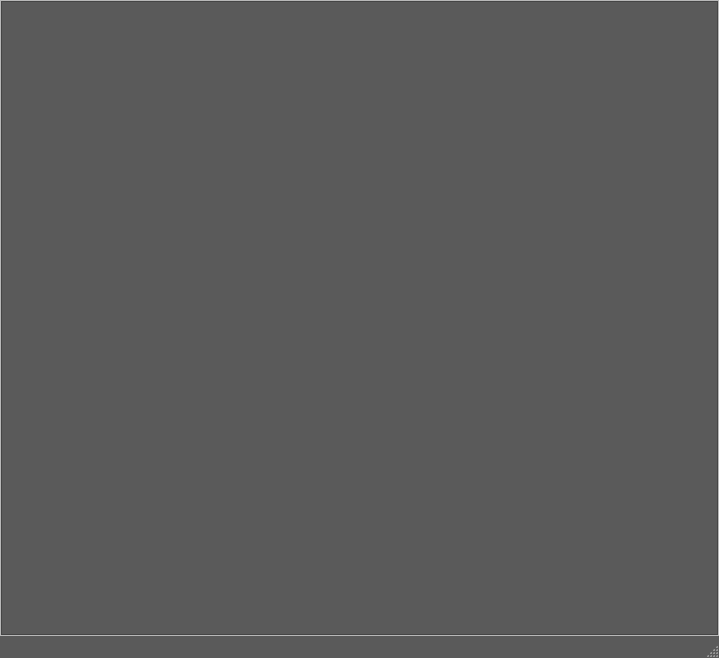
Before: the Qt Designer form mainwindow.ui in Gluzix/DataBase_Project, drawn with Qt 5.
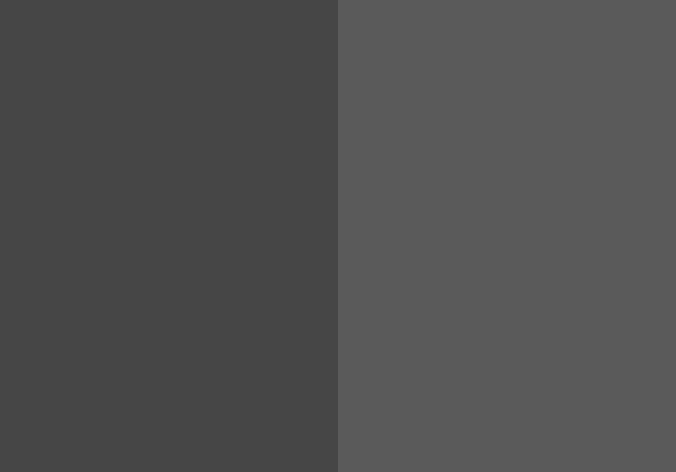
After: the same form once the commit is applied.

```diff
--- a/mainwindow.ui
+++ b/mainwindow.ui
@@ -6,8 +6,8 @@
    <rect>
     <x>0</x>
     <y>0</y>
-    <width>719</width>
-    <height>658</height>
+    <width>676</width>
+    <height>472</height>
    </rect>
   </property>
   <property name="windowTitle">
@@ -16,6 +16,87 @@
   <property name="styleSheet">
    <string notr="true">QMainWindow{
 background-color:rgb(90,90,90);
+}
+
+QScrollBar:vertical {
+     border: 0px;
+     background: rgb(90,90,90);
+     width: 15px;
+     margin: 0 0 0 0;
+ }
+ QScrollBar::handle:vertical {
+     background: gray;
+     min-height: 20px;
+	border-radius:7px;
+ }
+ QScrollBar::add-line:vertical {
+     border: 0px;
+     background: rgb(90,90,90);
+     height: 20px;
+     subcontrol-position: bottom;
+     subcontrol-origin: margin;
+ }
+
+ QScrollBar::sub-line:vertical {
+     border: 0px;
+     background: rgb(90,90,90);
+     height: 20px;
+     subcontrol-position: top;
+     subcontrol-origin: margin;
+ }
+ QScrollBar::up-arrow:vertical, QScrollBar::down-arrow:vertical {
+     border: 0px;
+     width: 0px;
+     height: 0px;
+     background: none;
+ }
+
+ QScrollBar::add-page:vertical, QScrollBar::sub-page:vertical {
+     background: none;
+ }
+
+
+
+
+
+QScrollBar:horizontal {
+     border: 0px;
+     background: rgb(90,90,90);
+     height: 15px;
+    margin: 0 0 0 0;
+}
+
+QScrollBar::handle:horizontal {
+     background: gray;
+     min-width: 20px;
+	border-radius:7px;
+}
+
+QScrollBar::add-line:horizontal {
+     border: 0px;
+     background: rgb(90,90,90);
+     width: 20px;
+     subcontrol-position: right;
+     subcontrol-origin: margin;
+}
+
+QScrollBar::sub-line:horizontal {
+     border: 0px;
+     background: rgb(90,90,90);
+     width: 20px;
+     subcontrol-position: top right;
+     subcontrol-origin: margin;
+}
+
+QScrollBar:left-arrow:horizontal, QScrollBar::right-arrow:horizontal {
+     border: 0px;
+     width: 0px;
+     height: 0px;
+     background: none;
+}
+
+QScrollBar::add-page:horizontal, QScrollBar::sub-page:horizontal {
+    background: none;
 }</string>
   </property>
   <widget class="QWidget" name="centralWidget">
@@ -37,6 +118,11 @@
     </property>
     <item row="0" column="0">
      <widget class="QFrame" name="frame">
+      <property name="styleSheet">
+       <string notr="true">QFrame{
+border:none;
+}</string>
+      </property>
       <property name="frameShape">
        <enum>QFrame::StyledPanel</enum>
       </property>
@@ -62,7 +148,9 @@
        <item row="0" column="0">
         <widget class="QScrollArea" name="scrollArea">
          <property name="styleSheet">
-          <string notr="true">background-color:rgb(90,90,90);
+          <string notr="true">QScrollArea{
+background-color:rgb(60,60,60);
+}
 </string>
          </property>
          <property name="widgetResizable">
@@ -73,8 +161,8 @@
            <rect>
             <x>0</x>
             <y>0</y>
-            <width>715</width>
-            <height>612</height>
+            <width>338</width>
+            <height>452</height>
            </rect>
           </property>
           <layout class="QGridLayout" name="gridLayout_3">
@@ -94,12 +182,29 @@
             <number>0</number>
            </property>
            <item row="0" column="0">
-            <widget class="QWidget" name="widget" native="true"/>
+            <widget class="QWidget" name="widget" native="true">
+             <property name="styleSheet">
+              <string notr="true">background-color:rgb(70,70,70);</string>
+             </property>
+            </widget>
            </item>
           </layout>
          </widget>
         </widget>
        </item>
+       <item row="0" column="1">
+        <spacer name="horizontalSpacer">
+         <property name="orientation">
+          <enum>Qt::Horizontal</enum>
+         </property>
+         <property name="sizeHint" stdset="0">
+          <size>
+           <width>40</width>
+           <height>20</height>
+          </size>
+         </property>
+        </spacer>
+       </item>
       </layout>
      </widget>
     </item>
@@ -115,7 +220,6 @@
     </rect>
    </property>
   </widget>
-  <widget class="QStatusBar" name="statusBar"/>
  </widget>
  <layoutdefault spacing="6" margin="11"/>
  <resources/>
```
Left out of the diff: 2 changed lines with no effect on the pictures.
